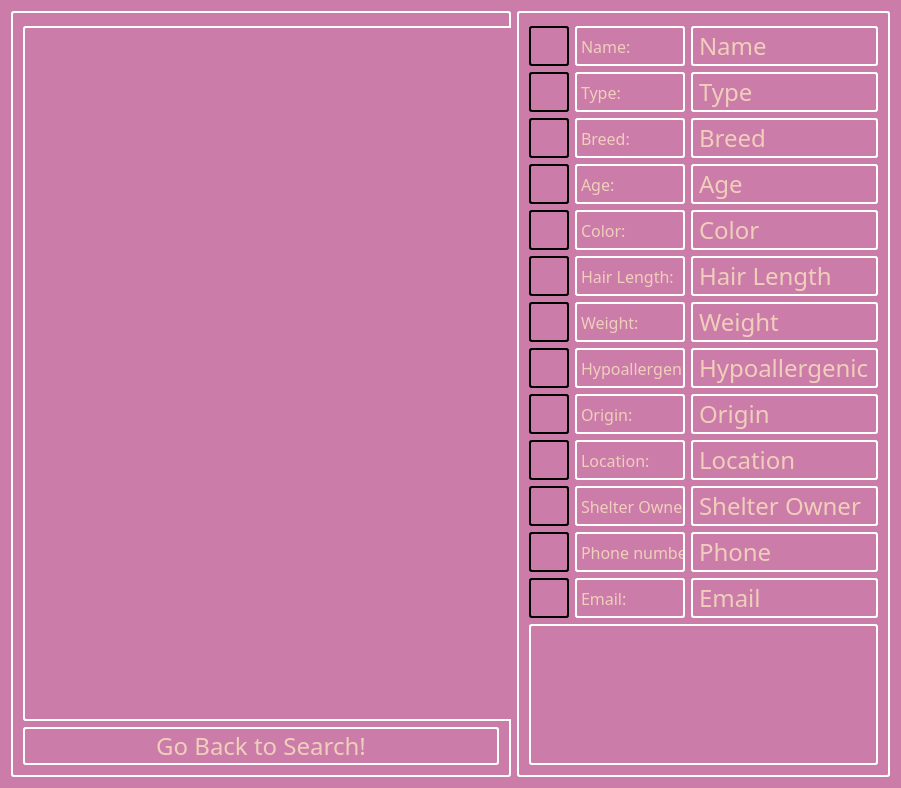
jacksodl23/cs-205-pet-adoption, file breadnbutter/gui/petprofile.ui: the form before one commit.
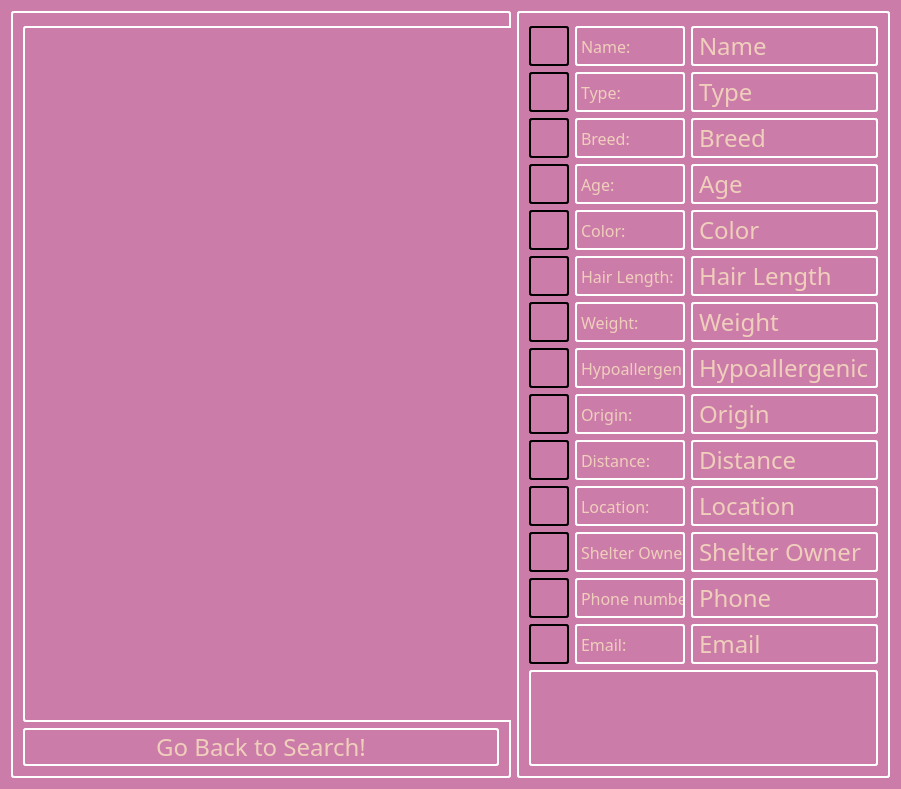
The form after the commit.

Commit message: added distance icon and label

```diff
--- a/breadnbutter/gui/petprofile.ui
+++ b/breadnbutter/gui/petprofile.ui
@@ -6,8 +6,8 @@
    <rect>
     <x>0</x>
     <y>0</y>
-    <width>892</width>
-    <height>788</height>
+    <width>889</width>
+    <height>789</height>
    </rect>
   </property>
   <property name="windowTitle">
@@ -672,6 +672,71 @@
         </item>
        </layout>
       </item>
+      <item>
+       <layout class="QHBoxLayout" name="horizontalLayout_15">
+        <item>
+         <widget class="QLabel" name="icon_distance">
+          <property name="minimumSize">
+           <size>
+            <width>40</width>
+            <height>40</height>
+           </size>
+          </property>
+          <property name="maximumSize">
+           <size>
+            <width>40</width>
+            <height>40</height>
+           </size>
+          </property>
+          <property name="styleSheet">
+           <string notr="true">border: 2px solid  black; 
+     border-radius: 3px;</string>
+          </property>
+          <property name="text">
+           <string/>
+          </property>
+         </widget>
+        </item>
+        <item>
+         <widget class="QLabel" name="label_14">
+          <property name="maximumSize">
+           <size>
+            <width>110</width>
+            <height>16777215</height>
+           </size>
+          </property>
+          <property name="font">
+           <font>
+            <family>Dyuthi</family>
+            <pointsize>12</pointsize>
+           </font>
+          </property>
+          <property name="text">
+           <string>Distance:</string>
+          </property>
+         </widget>
+        </item>
+        <item>
+         <widget class="QLabel" name="label_distance">
+          <property name="maximumSize">
+           <size>
+            <width>1000</width>
+            <height>16777215</height>
+           </size>
+          </property>
+          <property name="font">
+           <font>
+            <family>Dyuthi</family>
+            <pointsize>18</pointsize>
+           </font>
+          </property>
+          <property name="text">
+           <string>Distance</string>
+          </property>
+         </widget>
+        </item>
+       </layout>
+      </item>
       <item>
        <layout class="QHBoxLayout" name="horizontalLayout_10">
         <item>
```
The commit also changes 7 other files.
